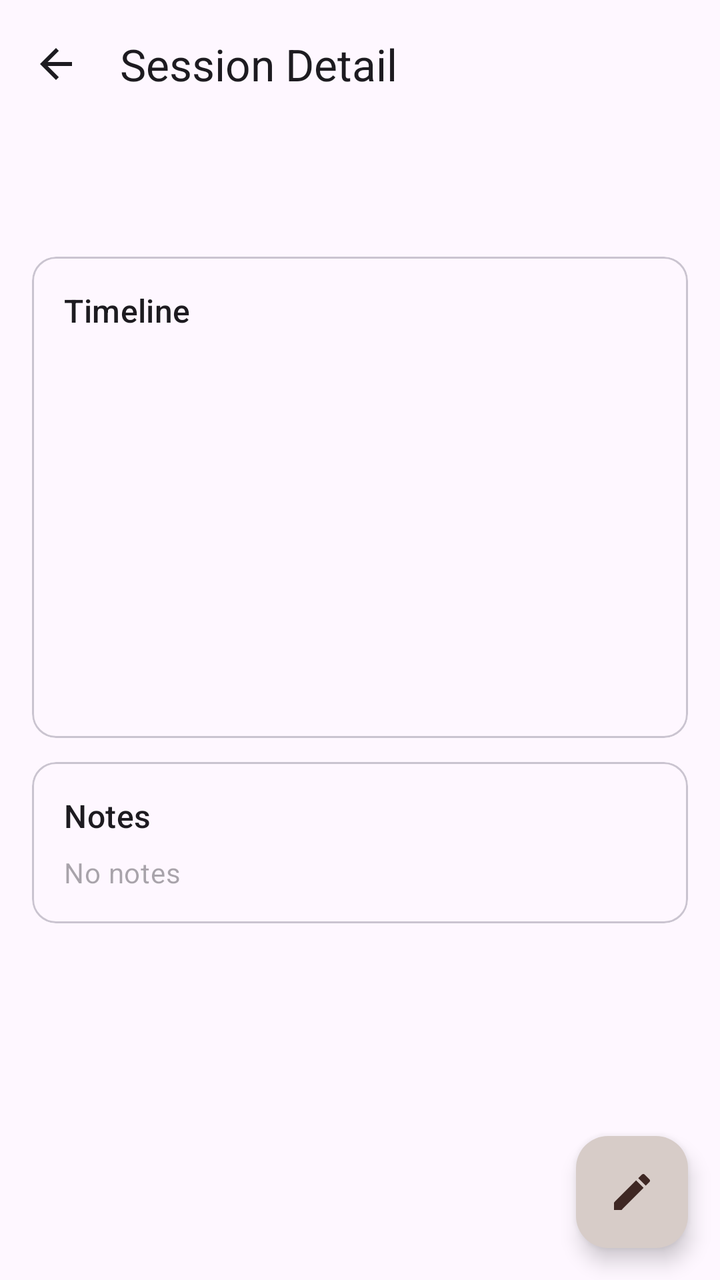
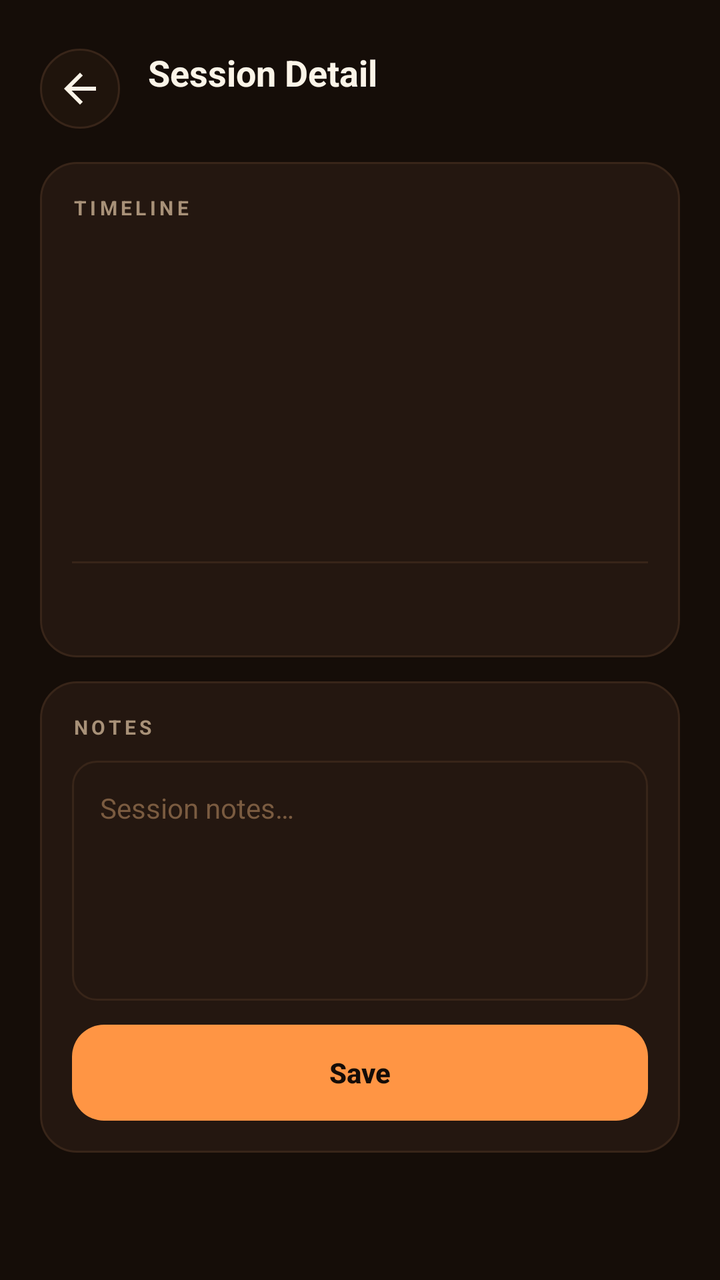

Compare the two renders of this Android layout. The source of the first and the diff that turns it into the second are given below.
<!-- AndroidManifest.xml: application theme Theme.RoastCompanion -->
<!-- res/layout/fragment_session_detail.xml -->
<?xml version="1.0" encoding="utf-8"?>
<androidx.coordinatorlayout.widget.CoordinatorLayout
    xmlns:android="http://schemas.android.com/apk/res/android"
    xmlns:app="http://schemas.android.com/apk/res-auto"
    android:layout_width="match_parent"
    android:layout_height="match_parent">

    <com.google.android.material.appbar.AppBarLayout
        android:layout_width="match_parent"
        android:layout_height="wrap_content">

        <com.google.android.material.appbar.MaterialToolbar
            android:id="@+id/toolbar"
            android:layout_width="match_parent"
            android:layout_height="?attr/actionBarSize"
            app:title="@string/session_detail"
            app:navigationIcon="@drawable/ic_back" />

    </com.google.android.material.appbar.AppBarLayout>

    <androidx.core.widget.NestedScrollView
        android:layout_width="match_parent"
        android:layout_height="match_parent"
        android:padding="@dimen/screen_padding"
        app:layout_behavior="@string/appbar_scrolling_view_behavior">

        <LinearLayout
            android:layout_width="match_parent"
            android:layout_height="wrap_content"
            android:orientation="vertical">

            
            <TextView
                android:id="@+id/tv_session_date"
                android:layout_width="wrap_content"
                android:layout_height="wrap_content"
                android:textAppearance="?attr/textAppearanceHeadlineSmall"
                android:layout_marginBottom="16dp" />

            
            <com.google.android.material.card.MaterialCardView
                android:layout_width="match_parent"
                android:layout_height="wrap_content"
                android:layout_marginBottom="12dp"
                app:cardCornerRadius="@dimen/card_corner_radius">

                <LinearLayout
                    android:layout_width="match_parent"
                    android:layout_height="wrap_content"
                    android:orientation="vertical"
                    android:padding="16dp">

                    <TextView
                        android:layout_width="wrap_content"
                        android:layout_height="wrap_content"
                        android:text="Timeline"
                        android:textAppearance="?attr/textAppearanceTitleMedium"
                        android:layout_marginBottom="12dp" />

                    <TextView android:id="@+id/tv_start"        android:layout_width="match_parent" android:layout_height="wrap_content" />
                    <TextView android:id="@+id/tv_fc_start"     android:layout_width="match_parent" android:layout_height="wrap_content" android:layout_marginTop="6dp" />
                    <TextView android:id="@+id/tv_fc_end"       android:layout_width="match_parent" android:layout_height="wrap_content" android:layout_marginTop="6dp" />
                    <TextView android:id="@+id/tv_sc"           android:layout_width="match_parent" android:layout_height="wrap_content" android:layout_marginTop="6dp" />
                    <TextView android:id="@+id/tv_cooling"      android:layout_width="match_parent" android:layout_height="wrap_content" android:layout_marginTop="6dp" />
                    <TextView android:id="@+id/tv_end"          android:layout_width="match_parent" android:layout_height="wrap_content" android:layout_marginTop="6dp" />
                    <TextView android:id="@+id/tv_total"        android:layout_width="match_parent" android:layout_height="wrap_content" android:layout_marginTop="12dp"
                        android:textAppearance="?attr/textAppearanceTitleSmall" />

                </LinearLayout>
            </com.google.android.material.card.MaterialCardView>

            
            <com.google.android.material.card.MaterialCardView
                android:layout_width="match_parent"
                android:layout_height="wrap_content"
                android:layout_marginBottom="80dp"
                app:cardCornerRadius="@dimen/card_corner_radius">

                <LinearLayout
                    android:layout_width="match_parent"
                    android:layout_height="wrap_content"
                    android:orientation="vertical"
                    android:padding="16dp">

                    <TextView
                        android:layout_width="wrap_content"
                        android:layout_height="wrap_content"
                        android:text="@string/notes"
                        android:textAppearance="?attr/textAppearanceTitleMedium"
                        android:layout_marginBottom="8dp" />

                    <TextView
                        android:id="@+id/tv_notes"
                        android:layout_width="match_parent"
                        android:layout_height="wrap_content"
                        android:textAppearance="?attr/textAppearanceBodyMedium"
                        android:textColor="?attr/colorOnSurfaceVariant"
                        android:hint="No notes" />

                </LinearLayout>
            </com.google.android.material.card.MaterialCardView>

        </LinearLayout>
    </androidx.core.widget.NestedScrollView>

    <com.google.android.material.floatingactionbutton.FloatingActionButton
        android:id="@+id/fab_edit_notes"
        android:layout_width="wrap_content"
        android:layout_height="wrap_content"
        android:layout_gravity="bottom|end"
        android:layout_margin="16dp"
        android:contentDescription="@string/edit_notes"
        app:srcCompat="@drawable/ic_edit" />

</androidx.coordinatorlayout.widget.CoordinatorLayout>
<!-- resources referenced by this layout -->
<resources>
  <dimen name="card_corner_radius">12dp</dimen>
  <dimen name="screen_padding">16dp</dimen>
  <!-- drawable ic_edit (drawable) -->
  <?xml version="1.0" encoding="utf-8"?>
  <vector xmlns:android="http://schemas.android.com/apk/res/android"
      android:width="24dp"
      android:height="24dp"
      android:viewportWidth="24"
      android:viewportHeight="24">
      <path
          android:fillColor="?attr/colorOnSecondaryContainer"
          android:pathData="M3,17.25V21h3.75L17.81,9.94l-3.75,-3.75L3,17.25zM20.71,7.04c0.39,-0.39 0.39,-1.02 0,-1.41l-2.34,-2.34c-0.39,-0.39 -1.02,-0.39 -1.41,0l-1.83,1.83 3.75,3.75 1.83,-1.83z" />
  </vector>
  <string name="edit_notes">Edit Notes</string>
  <string name="notes">Notes</string>
  <style name="Theme.RoastCompanion" parent="Theme.Material3.DayNight.NoActionBar">
          <item name="colorPrimary">@color/brown_700</item>
          <item name="colorOnPrimary">@color/white</item>
          <item name="colorPrimaryContainer">@color/brown_100</item>
          <item name="colorOnPrimaryContainer">@color/brown_900</item>
          <item name="colorSecondary">@color/amber_600</item>
          <item name="colorOnSecondary">@color/white</item>
          <item name="colorSecondaryContainer">@color/amber_100</item>
          <item name="colorTertiary">@color/deep_orange_400</item>
          <item name="colorOnTertiary">@color/white</item>
          <item name="colorTertiaryContainer">@color/deep_orange_100</item>
          <item name="android:statusBarColor">@color/brown_800</item>
      </style>
  <color name="brown_700">#5D4037</color>
  <color name="white">#FFFFFF</color>
  <color name="brown_100">#D7CCC8</color>
  <color name="brown_900">#3E2723</color>
  <color name="amber_600">#FB8C00</color>
  <color name="amber_100">#FFF8E1</color>
  <color name="deep_orange_400">#FF7043</color>
  <color name="deep_orange_100">#FBE9E7</color>
  <color name="brown_800">#4E342E</color>
  <!-- unchanged entries left out for length: 2 -->
</resources>

<!-- the commit's change to res/layout/fragment_session_detail.xml (unified diff, before → after) -->
@@ -1,115 +1,150 @@
 <?xml version="1.0" encoding="utf-8"?>
-<androidx.coordinatorlayout.widget.CoordinatorLayout
+<androidx.core.widget.NestedScrollView
     xmlns:android="http://schemas.android.com/apk/res/android"
-    xmlns:app="http://schemas.android.com/apk/res-auto"
     android:layout_width="match_parent"
-    android:layout_height="match_parent">
+    android:layout_height="match_parent"
+    android:background="@color/lab_background"
+    android:fitsSystemWindows="true"
+    android:clipToPadding="false"
+    android:paddingBottom="88dp">
 
-    <com.google.android.material.appbar.AppBarLayout
+    <LinearLayout
         android:layout_width="match_parent"
-        android:layout_height="wrap_content">
+        android:layout_height="wrap_content"
+        android:orientation="vertical"
+        android:paddingHorizontal="@dimen/screen_padding"
+        android:paddingTop="24dp">
 
-        <com.google.android.material.appbar.MaterialToolbar
-            android:id="@+id/toolbar"
-            android:layout_width="match_parent"
-            android:layout_height="?attr/actionBarSize"
-            app:title="@string/session_detail"
-            app:navigationIcon="@drawable/ic_back" />
-
-    </com.google.android.material.appbar.AppBarLayout>
-
-    <androidx.core.widget.NestedScrollView
-        android:layout_width="match_parent"
-        android:layout_height="match_parent"
-        android:padding="@dimen/screen_padding"
-        app:layout_behavior="@string/appbar_scrolling_view_behavior">
-
+        
         <LinearLayout
             android:layout_width="match_parent"
             android:layout_height="wrap_content"
-            android:orientation="vertical">
+            android:orientation="horizontal"
+            android:gravity="center_vertical"
+            android:layout_marginBottom="16dp">
 
-            
+            <ImageView
+                android:id="@+id/btn_back"
+                android:layout_width="40dp"
+                android:layout_height="40dp"
+                android:src="@drawable/ic_back"
+                android:padding="8dp"
+                android:background="@drawable/bg_phase_pill"
+                android:contentDescription="Back" />
+
+            <LinearLayout
+                android:layout_width="0dp"
+                android:layout_height="wrap_content"
+                android:layout_weight="1"
+                android:orientation="vertical"
+                android:layout_marginStart="14dp">
+
+                <TextView
+                    android:layout_width="wrap_content"
+                    android:layout_height="wrap_content"
+                    android:text="@string/session_detail"
+                    android:textColor="@color/lab_text"
+                    android:textSize="18sp"
+                    android:textStyle="bold" />
+
+                <TextView
+                    android:id="@+id/tv_session_date"
+                    android:layout_width="wrap_content"
+                    android:layout_height="wrap_content"
+                    android:textColor="@color/lab_text_muted"
+                    android:textSize="11sp"
+                    android:layout_marginTop="2dp" />
+            </LinearLayout>
+        </LinearLayout>
+
+        
+        <LinearLayout
+            android:layout_width="match_parent"
+            android:layout_height="wrap_content"
+            android:orientation="vertical"
+            android:background="@drawable/bg_card_surface"
+            android:padding="16dp"
+            android:layout_marginBottom="12dp">
+
             <TextView
-                android:id="@+id/tv_session_date"
                 android:layout_width="wrap_content"
                 android:layout_height="wrap_content"
-                android:textAppearance="?attr/textAppearanceHeadlineSmall"
-                android:layout_marginBottom="16dp" />
+                android:text="TIMELINE"
+                android:textColor="@color/lab_text_muted"
+                android:textSize="10sp"
+                android:textStyle="bold"
+                android:letterSpacing="0.18"
+                android:layout_marginBottom="12dp" />
 
-            
-            <com.google.android.material.card.MaterialCardView
+            <TextView android:id="@+id/tv_start" android:layout_width="match_parent" android:layout_height="wrap_content"
+                android:textColor="@color/lab_text" android:textSize="13sp" android:fontFamily="monospace" />
+            <TextView android:id="@+id/tv_fc_start" android:layout_width="match_parent" android:layout_height="wrap_content"
+                android:textColor="@color/lab_text" android:textSize="13sp" android:fontFamily="monospace" android:layout_marginTop="8dp" />
+            <TextView android:id="@+id/tv_fc_end" android:layout_width="match_parent" android:layout_height="wrap_content"
+                android:textColor="@color/lab_text" android:textSize="13sp" android:fontFamily="monospace" android:layout_marginTop="8dp" />
+            <TextView android:id="@+id/tv_sc" android:layout_width="match_parent" android:layout_height="wrap_content"
+                android:textColor="@color/lab_text" android:textSize="13sp" android:fontFamily="monospace" android:layout_marginTop="8dp" />
+            <TextView android:id="@+id/tv_cooling" android:layout_width="match_parent" android:layout_height="wrap_content"
+                android:textColor="@color/lab_text" android:textSize="13sp" android:fontFamily="monospace" android:layout_marginTop="8dp" />
+            <TextView android:id="@+id/tv_end" android:layout_width="match_parent" android:layout_height="wrap_content"
+                android:textColor="@color/lab_text" android:textSize="13sp" android:fontFamily="monospace" android:layout_marginTop="8dp" />
+
+            <View
+                android:layout_width="match_parent"
+                android:layout_height="1dp"
+                android:background="@color/lab_border"
+                android:layout_marginVertical="12dp" />
+
+            <TextView android:id="@+id/tv_total" android:layout_width="match_parent" android:layout_height="wrap_content"
+                android:textColor="@color/lab_amber" android:textSize="14sp" android:textStyle="bold" android:fontFamily="monospace" />
+        </LinearLayout>
+
+        
+        <LinearLayout
+            android:layout_width="match_parent"
+            android:layout_height="wrap_content"
+            android:orientation="vertical"
+            android:background="@drawable/bg_card_surface"
+            android:padding="16dp">
+
+            <TextView
+                android:layout_width="wrap_content"
+                android:layout_height="wrap_content"
+                android:text="NOTES"
+                android:textColor="@color/lab_text_muted"
+                android:textSize="10sp"
+                android:textStyle="bold"
+                android:letterSpacing="0.18"
+                android:layout_marginBottom="10dp" />
+
+            <EditText
+                android:id="@+id/et_notes"
                 android:layout_width="match_parent"
                 android:layout_height="wrap_content"
-                android:layout_marginBottom="12dp"
-                app:cardCornerRadius="@dimen/card_corner_radius">
+                android:minHeight="120dp"
+                android:gravity="top|start"
+                android:hint="@string/notes_hint"
+                android:textColorHint="@color/lab_text_dim"
+                android:textColor="@color/lab_text"
+                android:textSize="14sp"
+                android:lineSpacingExtra="4dp"
+                android:background="@drawable/bg_search"
+                android:padding="14dp"
+                android:inputType="textMultiLine|textCapSentences"
+                android:importantForAutofill="no" />
 
-                <LinearLayout
-                    android:layout_width="match_parent"
-                    android:layout_height="wrap_content"
-                    android:orientation="vertical"
-                    android:padding="16dp">
+            <Button
+                android:id="@+id/btn_save_notes"
+                android:layout_width="match_parent"
+                android:layout_height="48dp"
+                android:text="@string/save"
+                android:textColor="@color/lab_background"
+                android:textSize="14sp"
+                android:textStyle="bold"
+                android:background="@drawable/bg_btn_primary"
+                android:stateListAnimator="@null"
+                android:layout_marginTop="12dp" />
+        </LinearLayout>
 
-                    <TextView
-                        android:layout_width="wrap_content"
-                        android:layout_height="wrap_content"
-                        android:text="Timeline"
-                        android:textAppearance="?attr/textAppearanceTitleMedium"
-                        android:layout_marginBottom="12dp" />
-
-                    <TextView android:id="@+id/tv_start"        android:layout_width="match_parent" android:layout_height="wrap_content" />
-                    <TextView android:id="@+id/tv_fc_start"     android:layout_width="match_parent" android:layout_height="wrap_content" android:layout_marginTop="6dp" />
-                    <TextView android:id="@+id/tv_fc_end"       android:layout_width="match_parent" android:layout_height="wrap_content" android:layout_marginTop="6dp" />
-                    <TextView android:id="@+id/tv_sc"           android:layout_width="match_parent" android:layout_height="wrap_content" android:layout_marginTop="6dp" />
-                    <TextView android:id="@+id/tv_cooling"      android:layout_width="match_parent" android:layout_height="wrap_content" android:layout_marginTop="6dp" />
-                    <TextView android:id="@+id/tv_end"          android:layout_width="match_parent" android:layout_height="wrap_content" android:layout_marginTop="6dp" />
-                    <TextView android:id="@+id/tv_total"        android:layout_width="match_parent" android:layout_height="wrap_content" android:layout_marginTop="12dp"
-                        android:textAppearance="?attr/textAppearanceTitleSmall" />
-
-                </LinearLayout>
-            </com.google.android.material.card.MaterialCardView>
-
-            
-            <com.google.android.material.card.MaterialCardView
-                android:layout_width="match_parent"
-                android:layout_height="wrap_content"
-                android:layout_marginBottom="80dp"
-                app:cardCornerRadius="@dimen/card_corner_radius">
-
-                <LinearLayout
-                    android:layout_width="match_parent"
-                    android:layout_height="wrap_content"
-                    android:orientation="vertical"
-                    android:padding="16dp">
-
-                    <TextView
-                        android:layout_width="wrap_content"
-                        android:layout_height="wrap_content"
-                        android:text="@string/notes"
-                        android:textAppearance="?attr/textAppearanceTitleMedium"
-                        android:layout_marginBottom="8dp" />
-
-                    <TextView
-                        android:id="@+id/tv_notes"
-                        android:layout_width="match_parent"
-                        android:layout_height="wrap_content"
-                        android:textAppearance="?attr/textAppearanceBodyMedium"
-                        android:textColor="?attr/colorOnSurfaceVariant"
-                        android:hint="No notes" />
-
-                </LinearLayout>
-            </com.google.android.material.card.MaterialCardView>
-
-        </LinearLayout>
-    </androidx.core.widget.NestedScrollView>
-
-    <com.google.android.material.floatingactionbutton.FloatingActionButton
-        android:id="@+id/fab_edit_notes"
-        android:layout_width="wrap_content"
-        android:layout_height="wrap_content"
-        android:layout_gravity="bottom|end"
-        android:layout_margin="16dp"
-        android:contentDescription="@string/edit_notes"
-        app:srcCompat="@drawable/ic_edit" />
-
-</androidx.coordinatorlayout.widget.CoordinatorLayout>
+    </LinearLayout>
+</androidx.core.widget.NestedScrollView>
<!-- resource entries referenced after the edit -->
@@ -1,42 +1,98 @@
 <!-- resources referenced by this layout -->
 <resources>
-  <dimen name="card_corner_radius">12dp</dimen>
-  <dimen name="screen_padding">16dp</dimen>
-  <!-- drawable ic_edit (drawable) -->
+  <color name="lab_amber">#FF9544</color>
+  <color name="lab_background">#150D08</color>
+  <color name="lab_border">#382519</color>
+  <color name="lab_text">#FBF4E8</color>
+  <color name="lab_text_dim">#7A5B40</color>
+  <color name="lab_text_muted">#A89178</color>
+  <dimen name="card_corner_radius">18dp</dimen>
+  <color name="lab_surface_2">#1F140C</color>
+  <color name="md_light_primary_container">#5A3000</color>
+  <color name="md_light_on_primary_container">#FFDDB3</color>
+  <color name="md_light_secondary">#FFCC80</color>
+  <color name="md_light_on_secondary">#3E2000</color>
+  <color name="lab_red">#E84A3A</color>
+  <color name="md_light_tertiary_container">#7A2800</color>
+  <color name="md_light_on_tertiary_container">#FFDBCF</color>
+  <style name="Widget.RoastCompanion.Slider" parent="Widget.Material3.Slider">
+          <item name="trackColorActive">@color/lab_amber</item>
+          <item name="trackColorInactive">@color/lab_border</item>
+          <item name="thumbColor">@color/lab_amber</item>
+          <item name="haloColor">#33FF9544</item>
+          <item name="tickColor">@android:color/transparent</item>
+          <item name="tickVisible">false</item>
+          <item name="trackHeight">4dp</item>
+      </style>
+  <dimen name="screen_padding">20dp</dimen>
+  <!-- drawable bg_btn_primary (drawable) -->
   <?xml version="1.0" encoding="utf-8"?>
-  <vector xmlns:android="http://schemas.android.com/apk/res/android"
-      android:width="24dp"
-      android:height="24dp"
-      android:viewportWidth="24"
-      android:viewportHeight="24">
-      <path
-          android:fillColor="?attr/colorOnSecondaryContainer"
-          android:pathData="M3,17.25V21h3.75L17.81,9.94l-3.75,-3.75L3,17.25zM20.71,7.04c0.39,-0.39 0.39,-1.02 0,-1.41l-2.34,-2.34c-0.39,-0.39 -1.02,-0.39 -1.41,0l-1.83,1.83 3.75,3.75 1.83,-1.83z" />
-  </vector>
-  <string name="edit_notes">Edit Notes</string>
-  <string name="notes">Notes</string>
-  <style name="Theme.RoastCompanion" parent="Theme.Material3.DayNight.NoActionBar">
-          <item name="colorPrimary">@color/brown_700</item>
-          <item name="colorOnPrimary">@color/white</item>
-          <item name="colorPrimaryContainer">@color/brown_100</item>
-          <item name="colorOnPrimaryContainer">@color/brown_900</item>
-          <item name="colorSecondary">@color/amber_600</item>
-          <item name="colorOnSecondary">@color/white</item>
-          <item name="colorSecondaryContainer">@color/amber_100</item>
-          <item name="colorTertiary">@color/deep_orange_400</item>
-          <item name="colorOnTertiary">@color/white</item>
-          <item name="colorTertiaryContainer">@color/deep_orange_100</item>
-          <item name="android:statusBarColor">@color/brown_800</item>
+  <shape xmlns:android="http://schemas.android.com/apk/res/android"
+      android:shape="rectangle">
+      <gradient
+          android:angle="315"
+          android:startColor="@color/lab_amber"
+          android:endColor="@color/lab_amber_dim"
+          android:type="linear" />
+      <corners android:radius="16dp" />
+  </shape>
+  <!-- drawable bg_card_surface (drawable) -->
+  <?xml version="1.0" encoding="utf-8"?>
+  <shape xmlns:android="http://schemas.android.com/apk/res/android"
+      android:shape="rectangle">
+      <solid android:color="@color/lab_surface" />
+      <stroke android:width="1dp" android:color="@color/lab_border" />
+      <corners android:radius="@dimen/card_corner_radius" />
+  </shape>
+  <!-- drawable bg_phase_pill (drawable) -->
+  <?xml version="1.0" encoding="utf-8"?>
+  <shape xmlns:android="http://schemas.android.com/apk/res/android"
+      android:shape="rectangle">
+      <solid android:color="@color/lab_surface_2" />
+      <stroke android:width="1dp" android:color="@color/lab_border" />
+      <corners android:radius="999dp" />
+  </shape>
+  <!-- drawable bg_search (drawable) -->
+  <?xml version="1.0" encoding="utf-8"?>
+  <shape xmlns:android="http://schemas.android.com/apk/res/android"
+      android:shape="rectangle">
+      <solid android:color="@color/lab_surface" />
+      <stroke android:width="1dp" android:color="@color/lab_border" />
+      <corners android:radius="12dp" />
+  </shape>
+  <string name="notes_hint">Session notes…</string>
+  <string name="save">Save</string>
+  <style name="Theme.RoastCompanion" parent="Theme.Material3.Dark.NoActionBar">
+          <item name="colorPrimary">@color/lab_amber</item>
+          <item name="colorOnPrimary">@color/lab_background</item>
+          <item name="colorPrimaryContainer">@color/md_light_primary_container</item>
+          <item name="colorOnPrimaryContainer">@color/md_light_on_primary_container</item>
+  
+          <item name="colorSecondary">@color/md_light_secondary</item>
+          <item name="colorOnSecondary">@color/md_light_on_secondary</item>
+          <item name="colorSecondaryContainer">@color/lab_surface</item>
+          <item name="colorOnSecondaryContainer">@color/lab_text</item>
+  
+          <item name="colorTertiary">@color/lab_red</item>
+          <item name="colorOnTertiary">@color/lab_text</item>
+          <item name="colorTertiaryContainer">@color/md_light_tertiary_container</item>
+          <item name="colorOnTertiaryContainer">@color/md_light_on_tertiary_container</item>
+  
+          <item name="android:colorBackground">@color/lab_background</item>
+          <item name="colorSurface">@color/lab_surface</item>
+          <item name="colorSurfaceVariant">@color/lab_border</item>
+          <item name="colorOnSurface">@color/lab_text</item>
+          <item name="colorOnSurfaceVariant">@color/lab_text_muted</item>
+  
+          <item name="android:statusBarColor">@color/lab_background</item>
+          <item name="android:navigationBarColor">@color/lab_background</item>
+          <item name="android:windowLightStatusBar">false</item>
+  
+          
+          <item name="sliderStyle">@style/Widget.RoastCompanion.Slider</item>
       </style>
-  <color name="brown_700">#5D4037</color>
-  <color name="white">#FFFFFF</color>
-  <color name="brown_100">#D7CCC8</color>
-  <color name="brown_900">#3E2723</color>
-  <color name="amber_600">#FB8C00</color>
-  <color name="amber_100">#FFF8E1</color>
-  <color name="deep_orange_400">#FF7043</color>
-  <color name="deep_orange_100">#FBE9E7</color>
-  <color name="brown_800">#4E342E</color>
+  <color name="lab_amber_dim">#C8541A</color>
+  <color name="lab_surface">#241710</color>
   <!-- unchanged entries left out for length: 2 -->
 </resources>
 
